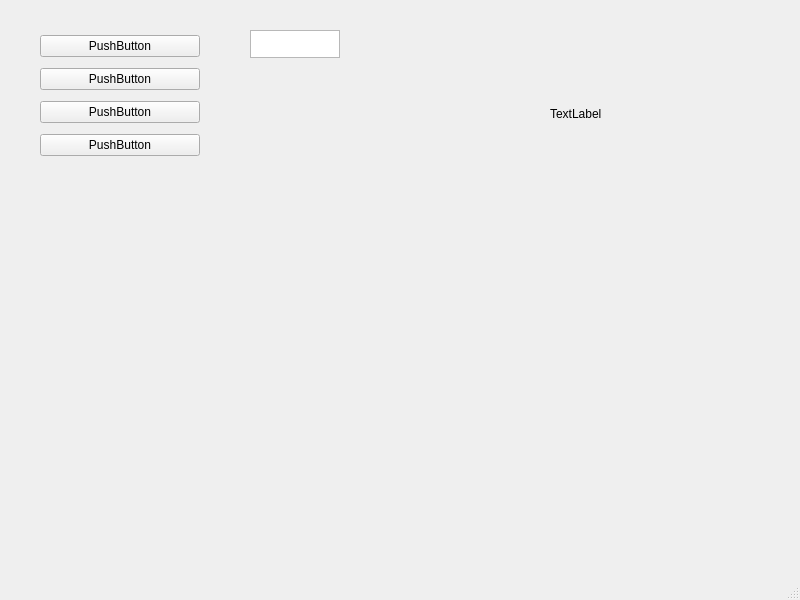
First picture: the form in ui/mainwindow.ui, repository Liberty0/strategy_find, before the edit.
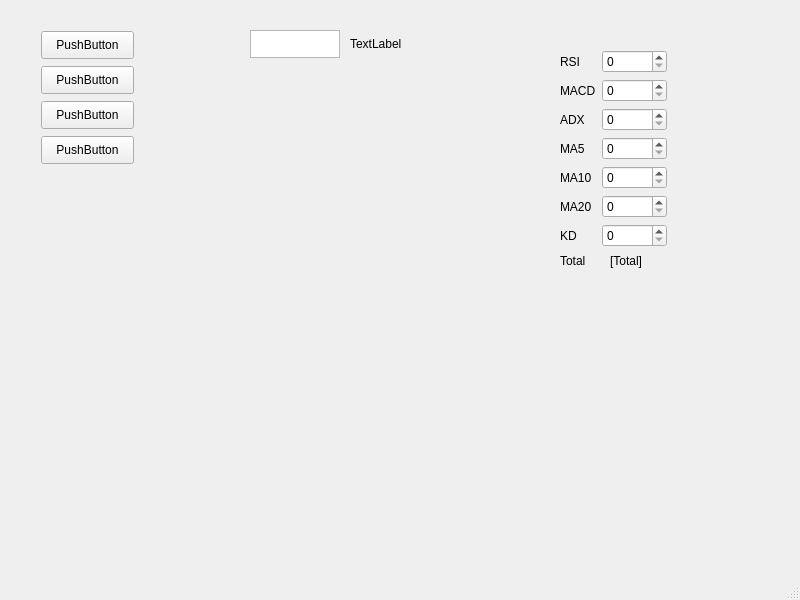
Second picture: the form after the edit. Custom widgets are drawn as their Qt base class.

```diff
--- a/ui/mainwindow.ui
+++ b/ui/mainwindow.ui
@@ -14,46 +14,6 @@
    <string>MainWindow</string>
   </property>
   <widget class="QWidget" name="centralwidget">
-   <widget class="QWidget" name="verticalLayoutWidget">
-    <property name="geometry">
-     <rect>
-      <x>40</x>
-      <y>30</y>
-      <width>160</width>
-      <height>135</height>
-     </rect>
-    </property>
-    <layout class="QVBoxLayout" name="verticalLayout">
-     <item>
-      <widget class="QPushButton" name="pushButton">
-       <property name="text">
-        <string>PushButton</string>
-       </property>
-      </widget>
-     </item>
-     <item>
-      <widget class="QPushButton" name="pushButton_6">
-       <property name="text">
-        <string>PushButton</string>
-       </property>
-      </widget>
-     </item>
-     <item>
-      <widget class="QPushButton" name="pushButton_5">
-       <property name="text">
-        <string>PushButton</string>
-       </property>
-      </widget>
-     </item>
-     <item>
-      <widget class="QPushButton" name="pushButton_2">
-       <property name="text">
-        <string>PushButton</string>
-       </property>
-      </widget>
-     </item>
-    </layout>
-   </widget>
    <widget class="MplWidget" name="MplWidget" native="true">
     <property name="geometry">
      <rect>
@@ -90,8 +50,8 @@
    <widget class="QLabel" name="label">
     <property name="geometry">
      <rect>
-      <x>550</x>
-      <y>100</y>
+      <x>350</x>
+      <y>30</y>
       <width>90</width>
       <height>28</height>
      </rect>
@@ -100,6 +60,170 @@
      <string>TextLabel</string>
     </property>
    </widget>
+   <widget class="QLabel" name="label_9">
+    <property name="geometry">
+     <rect>
+      <x>560</x>
+      <y>250</y>
+      <width>41</width>
+      <height>22</height>
+     </rect>
+    </property>
+    <property name="text">
+     <string>Total</string>
+    </property>
+   </widget>
+   <widget class="QLabel" name="weight_total">
+    <property name="geometry">
+     <rect>
+      <x>610</x>
+      <y>250</y>
+      <width>41</width>
+      <height>22</height>
+     </rect>
+    </property>
+    <property name="text">
+     <string>[Total]</string>
+    </property>
+   </widget>
+   <widget class="QWidget" name="">
+    <property name="geometry">
+     <rect>
+      <x>560</x>
+      <y>50</y>
+      <width>107</width>
+      <height>198</height>
+     </rect>
+    </property>
+    <layout class="QFormLayout" name="formLayout">
+     <item row="0" column="0">
+      <widget class="QLabel" name="label_2">
+       <property name="text">
+        <string>RSI</string>
+       </property>
+      </widget>
+     </item>
+     <item row="0" column="1">
+      <widget class="QSpinBox" name="weight_RSI">
+       <property name="alignment">
+        <set>Qt::AlignLeading|Qt::AlignLeft|Qt::AlignVCenter</set>
+       </property>
+      </widget>
+     </item>
+     <item row="1" column="0">
+      <widget class="QLabel" name="label_3">
+       <property name="text">
+        <string>MACD</string>
+       </property>
+      </widget>
+     </item>
+     <item row="1" column="1">
+      <widget class="QSpinBox" name="weight_MACD"/>
+     </item>
+     <item row="2" column="0">
+      <widget class="QLabel" name="label_4">
+       <property name="text">
+        <string>ADX</string>
+       </property>
+      </widget>
+     </item>
+     <item row="2" column="1">
+      <widget class="QSpinBox" name="weight_ADX"/>
+     </item>
+     <item row="3" column="1">
+      <widget class="QSpinBox" name="weight_MA5"/>
+     </item>
+     <item row="4" column="0">
+      <widget class="QLabel" name="label_6">
+       <property name="text">
+        <string>MA10</string>
+       </property>
+      </widget>
+     </item>
+     <item row="4" column="1">
+      <widget class="QSpinBox" name="weight_MA10"/>
+     </item>
+     <item row="5" column="0">
+      <widget class="QLabel" name="label_7">
+       <property name="text">
+        <string>MA20</string>
+       </property>
+      </widget>
+     </item>
+     <item row="5" column="1">
+      <widget class="QSpinBox" name="weight_MA20"/>
+     </item>
+     <item row="6" column="0">
+      <widget class="QLabel" name="label_8">
+       <property name="text">
+        <string>KD</string>
+       </property>
+      </widget>
+     </item>
+     <item row="6" column="1">
+      <widget class="QSpinBox" name="weight_KD"/>
+     </item>
+     <item row="3" column="0">
+      <widget class="QLabel" name="label_5">
+       <property name="text">
+        <string>MA5</string>
+       </property>
+      </widget>
+     </item>
+    </layout>
+   </widget>
+   <widget class="QPushButton" name="pushButton">
+    <property name="geometry">
+     <rect>
+      <x>41</x>
+      <y>31</y>
+      <width>93</width>
+      <height>28</height>
+     </rect>
+    </property>
+    <property name="text">
+     <string>PushButton</string>
+    </property>
+   </widget>
+   <widget class="QPushButton" name="pushButton_6">
+    <property name="geometry">
+     <rect>
+      <x>41</x>
+      <y>66</y>
+      <width>93</width>
+      <height>28</height>
+     </rect>
+    </property>
+    <property name="text">
+     <string>PushButton</string>
+    </property>
+   </widget>
+   <widget class="QPushButton" name="pushButton_5">
+    <property name="geometry">
+     <rect>
+      <x>41</x>
+      <y>101</y>
+      <width>93</width>
+      <height>28</height>
+     </rect>
+    </property>
+    <property name="text">
+     <string>PushButton</string>
+    </property>
+   </widget>
+   <widget class="QPushButton" name="pushButton_2">
+    <property name="geometry">
+     <rect>
+      <x>41</x>
+      <y>136</y>
+      <width>93</width>
+      <height>28</height>
+     </rect>
+    </property>
+    <property name="text">
+     <string>PushButton</string>
+    </property>
+   </widget>
   </widget>
   <widget class="QMenuBar" name="menubar">
    <property name="geometry">
```
Left out of the diff: 2 changed lines with no effect on the pictures.
